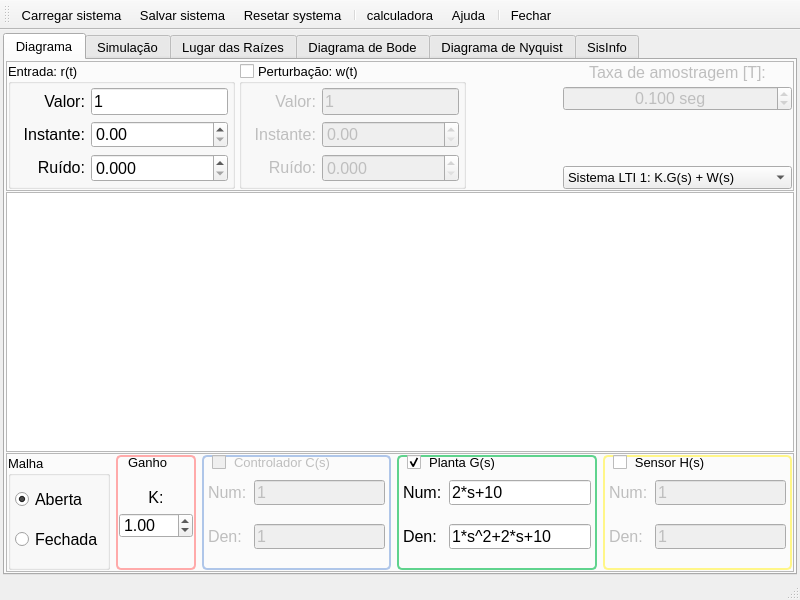
This is MainWindow.ui in miguelmoreto/labcontrole as Qt 5 draws it before an edit. The edited form follows.
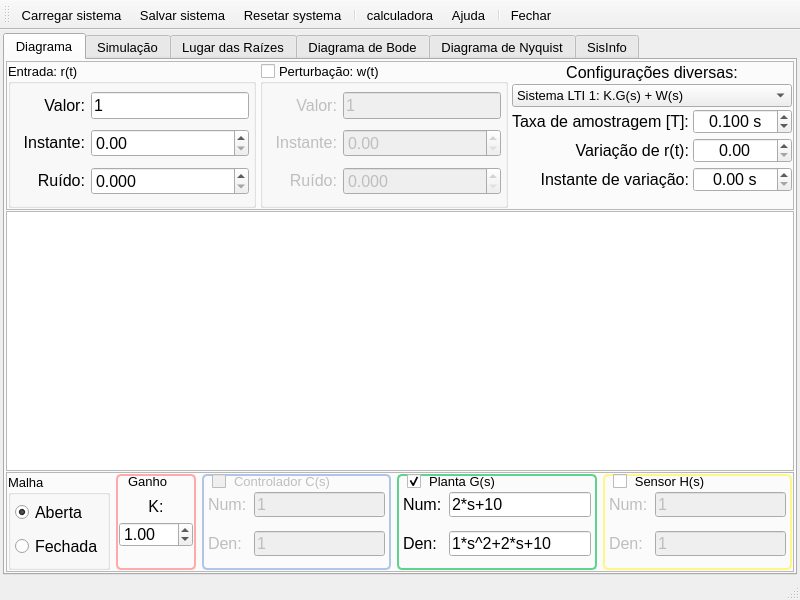
This is the edited form. Icons and pictures are not drawn. Custom widgets are drawn as their Qt base class.

Commit message: Updated user interface. Added non-linear system block diagram.

```diff
--- a/MainWindow.ui
+++ b/MainWindow.ui
@@ -590,38 +590,19 @@
              </layout>
             </widget>
            </item>
-           <item>
-            <spacer name="horizontalSpacer">
-             <property name="orientation">
-              <enum>Qt::Horizontal</enum>
-             </property>
-             <property name="sizeHint" stdset="0">
-              <size>
-               <width>98</width>
-               <height>20</height>
-              </size>
-             </property>
-            </spacer>
-           </item>
            <item>
             <layout class="QVBoxLayout" name="verticalLayout_10">
+             <property name="spacing">
+              <number>2</number>
+             </property>
+             <property name="leftMargin">
+              <number>0</number>
+             </property>
+             <property name="topMargin">
+              <number>0</number>
+             </property>
              <item>
-              <widget class="QLabel" name="labelTk">
-               <property name="enabled">
-                <bool>false</bool>
-               </property>
-               <property name="sizePolicy">
-                <sizepolicy hsizetype="Preferred" vsizetype="Preferred">
-                 <horstretch>0</horstretch>
-                 <verstretch>0</verstretch>
-                </sizepolicy>
-               </property>
-               <property name="minimumSize">
-                <size>
-                 <width>0</width>
-                 <height>0</height>
-                </size>
-               </property>
+              <widget class="QLabel" name="labelMiscConfig">
                <property name="maximumSize">
                 <size>
                  <width>16777215</width>
@@ -637,74 +618,13 @@
                 <string>Taxa de amostragem do sistema discreto</string>
                </property>
                <property name="text">
-                <string>Taxa de amostragem [T]:</string>
+                <string>Configurações diversas:</string>
                </property>
                <property name="alignment">
                 <set>Qt::AlignCenter</set>
                </property>
               </widget>
              </item>
-             <item>
-              <widget class="QDoubleSpinBox" name="doubleSpinBoxTk">
-               <property name="enabled">
-                <bool>false</bool>
-               </property>
-               <property name="sizePolicy">
-                <sizepolicy hsizetype="Expanding" vsizetype="Minimum">
-                 <horstretch>0</horstretch>
-                 <verstretch>0</verstretch>
-                </sizepolicy>
-               </property>
-               <property name="minimumSize">
-                <size>
-                 <width>0</width>
-                 <height>25</height>
-                </size>
-               </property>
-               <property name="maximumSize">
-                <size>
-                 <width>16777215</width>
-                 <height>25</height>
-                </size>
-               </property>
-               <property name="font">
-                <font>
-                 <pointsize>12</pointsize>
-                </font>
-               </property>
-               <property name="toolTip">
-                <string>Entre com a taxa de amostragem do controlador discreto em segundos</string>
-               </property>
-               <property name="alignment">
-                <set>Qt::AlignCenter</set>
-               </property>
-               <property name="suffix">
-                <string> seg</string>
-               </property>
-               <property name="decimals">
-                <number>3</number>
-               </property>
-               <property name="singleStep">
-                <double>0.050000000000000</double>
-               </property>
-               <property name="value">
-                <double>0.100000000000000</double>
-               </property>
-              </widget>
-             </item>
-             <item>
-              <spacer name="verticalSpacer_20">
-               <property name="orientation">
-                <enum>Qt::Vertical</enum>
-               </property>
-               <property name="sizeHint" stdset="0">
-                <size>
-                 <width>20</width>
-                 <height>40</height>
-                </size>
-               </property>
-              </spacer>
-             </item>
              <item>
               <widget class="QComboBox" name="comboBoxSys">
                <property name="sizePolicy">
@@ -746,6 +666,251 @@
                </item>
               </widget>
              </item>
+             <item>
+              <layout class="QGridLayout" name="gridLayout_9" columnminimumwidth="0,0">
+               <property name="leftMargin">
+                <number>0</number>
+               </property>
+               <property name="topMargin">
+                <number>0</number>
+               </property>
+               <property name="spacing">
+                <number>4</number>
+               </property>
+               <item row="2" column="0">
+                <widget class="QLabel" name="labelDeltaR">
+                 <property name="enabled">
+                  <bool>true</bool>
+                 </property>
+                 <property name="maximumSize">
+                  <size>
+                   <width>16777215</width>
+                   <height>25</height>
+                  </size>
+                 </property>
+                 <property name="font">
+                  <font>
+                   <pointsize>12</pointsize>
+                  </font>
+                 </property>
+                 <property name="toolTip">
+                  <string>Variação da amplitude de entrada</string>
+                 </property>
+                 <property name="text">
+                  <string>Variação de r(t):</string>
+                 </property>
+                 <property name="alignment">
+                  <set>Qt::AlignRight|Qt::AlignTrailing|Qt::AlignVCenter</set>
+                 </property>
+                </widget>
+               </item>
+               <item row="2" column="1">
+                <widget class="QDoubleSpinBox" name="doubleSpinBoxDeltaR">
+                 <property name="enabled">
+                  <bool>true</bool>
+                 </property>
+                 <property name="sizePolicy">
+                  <sizepolicy hsizetype="Expanding" vsizetype="Minimum">
+                   <horstretch>0</horstretch>
+                   <verstretch>0</verstretch>
+                  </sizepolicy>
+                 </property>
+                 <property name="minimumSize">
+                  <size>
+                   <width>0</width>
+                   <height>25</height>
+                  </size>
+                 </property>
+                 <property name="maximumSize">
+                  <size>
+                   <width>16777215</width>
+                   <height>25</height>
+                  </size>
+                 </property>
+                 <property name="font">
+                  <font>
+                   <pointsize>12</pointsize>
+                  </font>
+                 </property>
+                 <property name="toolTip">
+                  <string>Entre com a variação da amplitude de entrada</string>
+                 </property>
+                 <property name="alignment">
+                  <set>Qt::AlignCenter</set>
+                 </property>
+                 <property name="singleStep">
+                  <double>0.050000000000000</double>
+                 </property>
+                </widget>
+               </item>
+               <item row="1" column="1">
+                <widget class="QDoubleSpinBox" name="doubleSpinBoxTk">
+                 <property name="enabled">
+                  <bool>true</bool>
+                 </property>
+                 <property name="sizePolicy">
+                  <sizepolicy hsizetype="Expanding" vsizetype="Minimum">
+                   <horstretch>0</horstretch>
+                   <verstretch>0</verstretch>
+                  </sizepolicy>
+                 </property>
+                 <property name="minimumSize">
+                  <size>
+                   <width>0</width>
+                   <height>25</height>
+                  </size>
+                 </property>
+                 <property name="maximumSize">
+                  <size>
+                   <width>16777215</width>
+                   <height>25</height>
+                  </size>
+                 </property>
+                 <property name="font">
+                  <font>
+                   <pointsize>12</pointsize>
+                  </font>
+                 </property>
+                 <property name="toolTip">
+                  <string>Entre com a taxa de amostragem do sistema discreto em segundos</string>
+                 </property>
+                 <property name="alignment">
+                  <set>Qt::AlignCenter</set>
+                 </property>
+                 <property name="suffix">
+                  <string> s</string>
+                 </property>
+                 <property name="decimals">
+                  <number>3</number>
+                 </property>
+                 <property name="singleStep">
+                  <double>0.050000000000000</double>
+                 </property>
+                 <property name="value">
+                  <double>0.100000000000000</double>
+                 </property>
+                </widget>
+               </item>
+               <item row="4" column="0">
+                <spacer name="verticalSpacer_20">
+                 <property name="orientation">
+                  <enum>Qt::Vertical</enum>
+                 </property>
+                 <property name="sizeHint" stdset="0">
+                  <size>
+                   <width>20</width>
+                   <height>40</height>
+                  </size>
+                 </property>
+                </spacer>
+               </item>
+               <item row="1" column="0">
+                <widget class="QLabel" name="labelTk">
+                 <property name="enabled">
+                  <bool>true</bool>
+                 </property>
+                 <property name="sizePolicy">
+                  <sizepolicy hsizetype="Preferred" vsizetype="Preferred">
+                   <horstretch>0</horstretch>
+                   <verstretch>0</verstretch>
+                  </sizepolicy>
+                 </property>
+                 <property name="minimumSize">
+                  <size>
+                   <width>0</width>
+                   <height>0</height>
+                  </size>
+                 </property>
+                 <property name="maximumSize">
+                  <size>
+                   <width>16777215</width>
+                   <height>25</height>
+                  </size>
+                 </property>
+                 <property name="font">
+                  <font>
+                   <pointsize>12</pointsize>
+                  </font>
+                 </property>
+                 <property name="toolTip">
+                  <string>Taxa de amostragem do sistema discreto</string>
+                 </property>
+                 <property name="text">
+                  <string>Taxa de amostragem [T]:</string>
+                 </property>
+                 <property name="alignment">
+                  <set>Qt::AlignCenter</set>
+                 </property>
+                </widget>
+               </item>
+               <item row="3" column="0">
+                <widget class="QLabel" name="labelDeltaRtime">
+                 <property name="maximumSize">
+                  <size>
+                   <width>16777215</width>
+                   <height>25</height>
+                  </size>
+                 </property>
+                 <property name="font">
+                  <font>
+                   <pointsize>12</pointsize>
+                  </font>
+                 </property>
+                 <property name="toolTip">
+                  <string>Instante de tempo em que a variação de entrada será aplicada.</string>
+                 </property>
+                 <property name="text">
+                  <string>Instante de variação:</string>
+                 </property>
+                 <property name="alignment">
+                  <set>Qt::AlignRight|Qt::AlignTrailing|Qt::AlignVCenter</set>
+                 </property>
+                </widget>
+               </item>
+               <item row="3" column="1">
+                <widget class="QDoubleSpinBox" name="doubleSpinBoxDeltaRtime">
+                 <property name="sizePolicy">
+                  <sizepolicy hsizetype="Expanding" vsizetype="Minimum">
+                   <horstretch>0</horstretch>
+                   <verstretch>0</verstretch>
+                  </sizepolicy>
+                 </property>
+                 <property name="minimumSize">
+                  <size>
+                   <width>0</width>
+                   <height>25</height>
+                  </size>
+                 </property>
+                 <property name="maximumSize">
+                  <size>
+                   <width>16777215</width>
+                   <height>25</height>
+                  </size>
+                 </property>
+                 <property name="font">
+                  <font>
+                   <pointsize>12</pointsize>
+                  </font>
+                 </property>
+                 <property name="toolTip">
+                  <string>Entre com o instante de tempo em que a variação de entrada é aplicada</string>
+                 </property>
+                 <property name="alignment">
+                  <set>Qt::AlignCenter</set>
+                 </property>
+                 <property name="suffix">
+                  <string> s</string>
+                 </property>
+                 <property name="maximum">
+                  <double>9999.989999999999782</double>
+                 </property>
+                 <property name="singleStep">
+                  <double>0.500000000000000</double>
+                 </property>
+                </widget>
+               </item>
+              </layout>
+             </item>
             </layout>
            </item>
           </layout>
```
Left out of the diff: 2 changed lines with no effect on the pictures. The commit also changes 6 other files.
